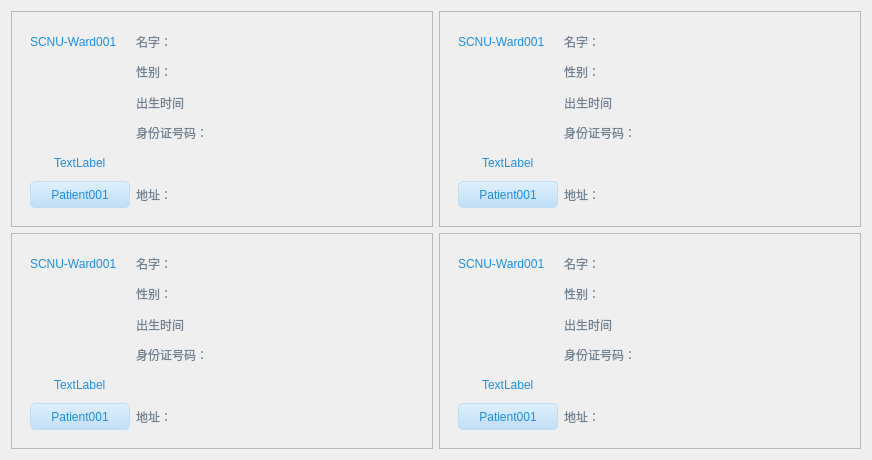
Old version of the form maincontent/controlwidget/cylindercontrol/cylinderwidget.ui in the repository Stefan-China/SCNU-NuresManager.
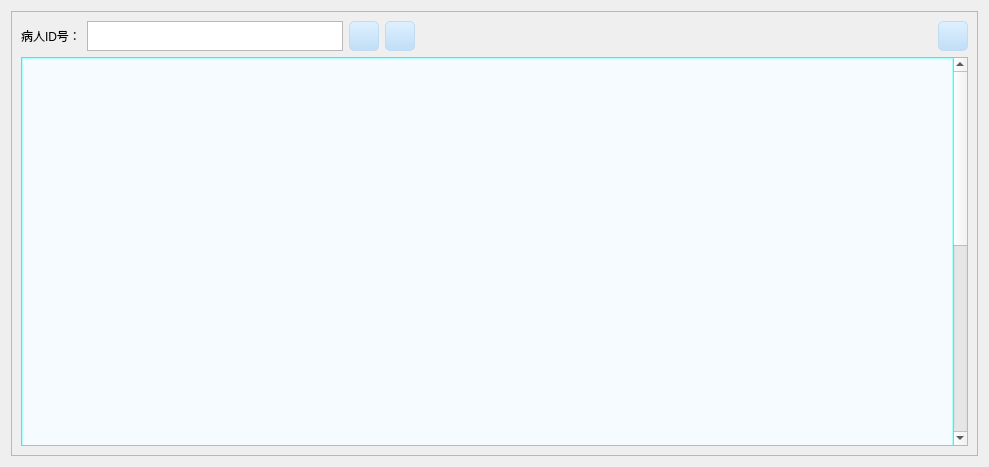
New version of the form. Icons and pictures are not drawn.

```diff
--- a/maincontent/controlwidget/cylindercontrol/cylinderwidget.ui
+++ b/maincontent/controlwidget/cylindercontrol/cylinderwidget.ui
@@ -6,8 +6,8 @@
    <rect>
     <x>0</x>
     <y>0</y>
-    <width>816</width>
-    <height>460</height>
+    <width>989</width>
+    <height>467</height>
    </rect>
   </property>
   <property name="windowTitle">
@@ -18,455 +18,76 @@
   </property>
   <layout class="QGridLayout" name="gridLayout_19">
    <item row="0" column="0">
-    <widget class="QFrame" name="frameBackground">
-     <property name="frameShape">
-      <enum>QFrame::StyledPanel</enum>
-     </property>
-     <property name="frameShadow">
-      <enum>QFrame::Raised</enum>
-     </property>
-     <layout class="QGridLayout" name="gridLayout">
-      <item row="0" column="0">
-       <widget class="QWidget" name="widgetFirst" native="true">
-        <property name="styleSheet">
-         <string notr="true"/>
-        </property>
-        <layout class="QGridLayout" name="gridLayout_5">
-         <item row="0" column="0">
-          <widget class="QLabel" name="ward_id">
-           <property name="minimumSize">
-            <size>
-             <width>100</width>
-             <height>0</height>
-            </size>
-           </property>
-           <property name="styleSheet">
-            <string notr="true">font: 10pt &quot;迷你简行楷碑&quot;;
-color: rgb(30, 144, 225);</string>
-           </property>
-           <property name="text">
-            <string>SCNU-Ward001</string>
-           </property>
-          </widget>
-         </item>
-         <item row="0" column="2">
-          <widget class="QLabel" name="name">
-           <property name="minimumSize">
-            <size>
-             <width>200</width>
-             <height>0</height>
-            </size>
-           </property>
-           <property name="styleSheet">
-            <string notr="true">font: 12pt &quot;迷你简行楷碑&quot;;
-color: rgb(112, 128, 144);</string>
-           </property>
-           <property name="text">
-            <string/>
-           </property>
-          </widget>
-         </item>
-         <item row="2" column="2">
-          <widget class="QLabel" name="brith_data">
-           <property name="minimumSize">
-            <size>
-             <width>200</width>
-             <height>0</height>
-            </size>
-           </property>
-           <property name="styleSheet">
-            <string notr="true">
-font: 10pt &quot;Times New Roman&quot;;
-color: rgb(112, 128, 144)</string>
-           </property>
-           <property name="text">
-            <string/>
-           </property>
-          </widget>
-         </item>
-         <item row="3" column="2">
-          <widget class="QLabel" name="id_card">
-           <property name="minimumSize">
-            <size>
-             <width>200</width>
-             <height>0</height>
-            </size>
-           </property>
-           <property name="styleSheet">
-            <string notr="true">
-font: 10pt &quot;Times New Roman&quot;;color: rgb(112, 128, 144)</string>
-           </property>
-           <property name="text">
-            <string/>
-           </property>
-          </widget>
-         </item>
-         <item row="1" column="2">
-          <widget class="QLabel" name="sex">
-           <property name="minimumSize">
-            <size>
-             <width>200</width>
-             <height>0</height>
-            </size>
-           </property>
-           <property name="styleSheet">
-            <string notr="true">font: 12pt &quot;迷你简行楷碑&quot;;
-color: rgb(112, 128, 144)</string>
-           </property>
-           <property name="text">
-            <string/>
-           </property>
-          </widget>
-         </item>
-         <item row="1" column="0" rowspan="3">
-          <widget class="QLabel" name="Photo">
-           <property name="minimumSize">
-            <size>
-             <width>100</width>
-             <height>0</height>
-            </size>
-           </property>
-           <property name="maximumSize">
-            <size>
-             <width>100</width>
-             <height>160</height>
-            </size>
-           </property>
-           <property name="text">
-            <string/>
-           </property>
-           <property name="scaledContents">
-            <bool>true</bool>
-           </property>
-          </widget>
-         </item>
-         <item row="5" column="2">
-          <widget class="QLabel" name="address">
-           <property name="minimumSize">
-            <size>
-             <width>200</width>
-             <height>0</height>
-            </size>
-           </property>
-           <property name="styleSheet">
-            <string notr="true">font: 12pt &quot;迷你简行楷碑&quot;;
-color: rgb(112, 128, 144);</string>
-           </property>
-           <property name="text">
-            <string/>
-           </property>
-          </widget>
-         </item>
-         <item row="0" column="1">
-          <widget class="QLabel" name="label">
-           <property name="styleSheet">
-            <string notr="true">font: 12pt &quot;迷你简行楷碑&quot;;
-color: rgb(112, 128, 144);</string>
-           </property>
-           <property name="text">
-            <string>名字：</string>
-           </property>
-          </widget>
-         </item>
-         <item row="3" column="1">
-          <widget class="QLabel" name="label_4">
-           <property name="styleSheet">
-            <string notr="true">font: 12pt &quot;迷你简行楷碑&quot;;
-color: rgb(112, 128, 144);</string>
-           </property>
-           <property name="text">
-            <string>身份证号码：</string>
-           </property>
-          </widget>
-         </item>
-         <item row="2" column="1">
-          <widget class="QLabel" name="label_3">
-           <property name="styleSheet">
-            <string notr="true">font: 12pt &quot;迷你简行楷碑&quot;;
-color: rgb(112, 128, 144);</string>
-           </property>
-           <property name="text">
-            <string>出生时间</string>
-           </property>
-          </widget>
-         </item>
-         <item row="1" column="1">
-          <widget class="QLabel" name="label_2">
-           <property name="styleSheet">
-            <string notr="true">font: 12pt &quot;迷你简行楷碑&quot;;
-color: rgb(112, 128, 144);</string>
-           </property>
-           <property name="text">
-            <string>性别：</string>
-           </property>
-          </widget>
-         </item>
-         <item row="5" column="1">
-          <widget class="QLabel" name="label_5">
-           <property name="styleSheet">
-            <string notr="true">font: 12pt &quot;迷你简行楷碑&quot;;
-color: rgb(112, 128, 144);</string>
-           </property>
-           <property name="text">
-            <string>地址：</string>
-           </property>
-          </widget>
-         </item>
-         <item row="4" column="0" alignment="Qt::AlignHCenter">
-          <widget class="QLabel" name="illness">
-           <property name="styleSheet">
-            <string notr="true">font: 10pt &quot;迷你简行楷碑&quot;;
-color: rgb(30, 144, 225);</string>
-           </property>
-           <property name="text">
-            <string>TextLabel</string>
-           </property>
-          </widget>
-         </item>
-         <item row="5" column="0">
-          <widget class="QPushButton" name="pushButton">
-           <property name="styleSheet">
-            <string notr="true">
-QPushButton,.QToolButton{
-border-style:none;
-border:1px solid #C0DCF2;
-color: rgb(30, 144, 225);
-padding:5px;
-min-height:15px;
-border-radius:5px;
-background:qlineargradient(spread:pad,x1:0,y1:0,x2:0,y2:1,stop:0 #DEF0FE,stop:1 #C0DEF6);
-font: 10pt &quot;迷你简行楷碑&quot;;
-}
-
-QPushButton:hover,.QToolButton:hover{
-background:qlineargradient(spread:pad,x1:0,y1:0,x2:0,y2:1,stop:0 #F2F9FF,stop:1 #DAEFFF);
-}
-
-QPushButton:pressed,.QToolButton:pressed{
-background:qlineargradient(spread:pad,x1:0,y1:0,x2:0,y2:1,stop:0 #DEF0FE,stop:1 #C0DEF6);
-}</string>
-           </property>
-           <property name="text">
-            <string>Patient001</string>
-           </property>
-          </widget>
-         </item>
-        </layout>
-       </widget>
-      </item>
-     </layout>
-    </widget>
-   </item>
-   <item row="0" column="1">
     <widget class="QFrame" name="frameBackground_2">
+     <property name="sizePolicy">
+      <sizepolicy hsizetype="Preferred" vsizetype="Preferred">
+       <horstretch>0</horstretch>
+       <verstretch>0</verstretch>
+      </sizepolicy>
+     </property>
      <property name="frameShape">
       <enum>QFrame::StyledPanel</enum>
      </property>
      <property name="frameShadow">
       <enum>QFrame::Raised</enum>
      </property>
-     <layout class="QGridLayout" name="gridLayout_13">
+     <layout class="QGridLayout" name="gridLayout">
       <item row="0" column="0">
-       <widget class="QWidget" name="widgetFirst_7" native="true">
-        <property name="styleSheet">
-         <string notr="true"/>
-        </property>
-        <layout class="QGridLayout" name="gridLayout_14">
-         <item row="0" column="0">
-          <widget class="QLabel" name="ward_id_7">
-           <property name="minimumSize">
-            <size>
-             <width>100</width>
-             <height>0</height>
-            </size>
-           </property>
-           <property name="styleSheet">
-            <string notr="true">font: 10pt &quot;迷你简行楷碑&quot;;
-color: rgb(30, 144, 225);</string>
-           </property>
-           <property name="text">
-            <string>SCNU-Ward001</string>
-           </property>
-          </widget>
-         </item>
-         <item row="0" column="2">
-          <widget class="QLabel" name="name_7">
-           <property name="minimumSize">
-            <size>
-             <width>200</width>
-             <height>0</height>
-            </size>
-           </property>
-           <property name="styleSheet">
-            <string notr="true">font: 12pt &quot;迷你简行楷碑&quot;;
-color: rgb(112, 128, 144);</string>
-           </property>
-           <property name="text">
-            <string/>
-           </property>
-          </widget>
-         </item>
-         <item row="2" column="2">
-          <widget class="QLabel" name="brith_data_7">
-           <property name="minimumSize">
-            <size>
-             <width>200</width>
-             <height>0</height>
-            </size>
-           </property>
-           <property name="styleSheet">
-            <string notr="true">
-font: 10pt &quot;Times New Roman&quot;;
-color: rgb(112, 128, 144)</string>
-           </property>
-           <property name="text">
-            <string/>
-           </property>
-          </widget>
-         </item>
-         <item row="3" column="2">
-          <widget class="QLabel" name="id_card_7">
-           <property name="minimumSize">
-            <size>
-             <width>200</width>
-             <height>0</height>
-            </size>
-           </property>
-           <property name="styleSheet">
-            <string notr="true">
-font: 10pt &quot;Times New Roman&quot;;color: rgb(112, 128, 144)</string>
-           </property>
-           <property name="text">
-            <string/>
-           </property>
-          </widget>
-         </item>
-         <item row="1" column="2">
-          <widget class="QLabel" name="sex_7">
-           <property name="minimumSize">
-            <size>
-             <width>200</width>
-             <height>0</height>
-            </size>
-           </property>
-           <property name="styleSheet">
-            <string notr="true">font: 12pt &quot;迷你简行楷碑&quot;;
-color: rgb(112, 128, 144)</string>
-           </property>
-           <property name="text">
-            <string/>
-           </property>
-          </widget>
-         </item>
-         <item row="1" column="0" rowspan="3">
-          <widget class="QLabel" name="Photo_7">
-           <property name="minimumSize">
-            <size>
-             <width>100</width>
-             <height>0</height>
-            </size>
-           </property>
-           <property name="maximumSize">
-            <size>
-             <width>100</width>
-             <height>160</height>
-            </size>
-           </property>
-           <property name="text">
-            <string/>
-           </property>
-           <property name="scaledContents">
-            <bool>true</bool>
-           </property>
-          </widget>
-         </item>
-         <item row="5" column="2">
-          <widget class="QLabel" name="address_7">
-           <property name="minimumSize">
-            <size>
-             <width>200</width>
-             <height>0</height>
-            </size>
-           </property>
-           <property name="styleSheet">
-            <string notr="true">font: 12pt &quot;迷你简行楷碑&quot;;
-color: rgb(112, 128, 144);</string>
-           </property>
-           <property name="text">
-            <string/>
-           </property>
-          </widget>
-         </item>
-         <item row="0" column="1">
-          <widget class="QLabel" name="label_31">
-           <property name="styleSheet">
-            <string notr="true">font: 12pt &quot;迷你简行楷碑&quot;;
-color: rgb(112, 128, 144);</string>
-           </property>
-           <property name="text">
-            <string>名字：</string>
-           </property>
-          </widget>
-         </item>
-         <item row="3" column="1">
-          <widget class="QLabel" name="label_32">
-           <property name="styleSheet">
-            <string notr="true">font: 12pt &quot;迷你简行楷碑&quot;;
-color: rgb(112, 128, 144);</string>
-           </property>
-           <property name="text">
-            <string>身份证号码：</string>
-           </property>
-          </widget>
-         </item>
-         <item row="2" column="1">
-          <widget class="QLabel" name="label_33">
-           <property name="styleSheet">
-            <string notr="true">font: 12pt &quot;迷你简行楷碑&quot;;
-color: rgb(112, 128, 144);</string>
-           </property>
-           <property name="text">
-            <string>出生时间</string>
-           </property>
-          </widget>
-         </item>
-         <item row="1" column="1">
-          <widget class="QLabel" name="label_34">
-           <property name="styleSheet">
-            <string notr="true">font: 12pt &quot;迷你简行楷碑&quot;;
-color: rgb(112, 128, 144);</string>
-           </property>
-           <property name="text">
-            <string>性别：</string>
-           </property>
-          </widget>
-         </item>
-         <item row="5" column="1">
-          <widget class="QLabel" name="label_35">
-           <property name="styleSheet">
-            <string notr="true">font: 12pt &quot;迷你简行楷碑&quot;;
-color: rgb(112, 128, 144);</string>
-           </property>
-           <property name="text">
-            <string>地址：</string>
-           </property>
-          </widget>
-         </item>
-         <item row="4" column="0" alignment="Qt::AlignHCenter">
-          <widget class="QLabel" name="illness_7">
-           <property name="styleSheet">
-            <string notr="true">font: 10pt &quot;迷你简行楷碑&quot;;
-color: rgb(30, 144, 225);</string>
-           </property>
-           <property name="text">
-            <string>TextLabel</string>
-           </property>
-          </widget>
-         </item>
-         <item row="5" column="0">
-          <widget class="QPushButton" name="pushButton_5">
-           <property name="styleSheet">
-            <string notr="true">
+       <layout class="QHBoxLayout" name="horizontalLayout">
+        <item>
+         <widget class="QLabel" name="label">
+          <property name="maximumSize">
+           <size>
+            <width>16777215</width>
+            <height>30</height>
+           </size>
+          </property>
+          <property name="styleSheet">
+           <string notr="true">font: 12pt &quot;百度综艺简体&quot;;</string>
+          </property>
+          <property name="text">
+           <string>病人ID号：</string>
+          </property>
+         </widget>
+        </item>
+        <item>
+         <widget class="QTextEdit" name="textEdit_id">
+          <property name="sizePolicy">
+           <sizepolicy hsizetype="Preferred" vsizetype="Preferred">
+            <horstretch>0</horstretch>
+            <verstretch>0</verstretch>
+           </sizepolicy>
+          </property>
+          <property name="minimumSize">
+           <size>
+            <width>0</width>
+            <height>20</height>
+           </size>
+          </property>
+          <property name="maximumSize">
+           <size>
+            <width>16777215</width>
+            <height>30</height>
+           </size>
+          </property>
+         </widget>
+        </item>
+        <item>
+         <widget class="QPushButton" name="pushButton_3">
+          <property name="minimumSize">
+           <size>
+            <width>20</width>
+            <height>27</height>
+           </size>
+          </property>
+          <property name="maximumSize">
+           <size>
+            <width>30</width>
+            <height>30</height>
+           </size>
+          </property>
+          <property name="styleSheet">
+           <string notr="true">
 QPushButton,.QToolButton{
 border-style:none;
 border:1px solid #C0DCF2;
@@ -485,228 +106,38 @@
 QPushButton:pressed,.QToolButton:pressed{
 background:qlineargradient(spread:pad,x1:0,y1:0,x2:0,y2:1,stop:0 #DEF0FE,stop:1 #C0DEF6);
 }</string>
-           </property>
-           <property name="text">
-            <string>Patient001</string>
-           </property>
-          </widget>
-         </item>
-        </layout>
-       </widget>
-      </item>
-     </layout>
-    </widget>
-   </item>
-   <item row="1" column="0">
-    <widget class="QFrame" name="frameBackground_3">
-     <property name="frameShape">
-      <enum>QFrame::StyledPanel</enum>
-     </property>
-     <property name="frameShadow">
-      <enum>QFrame::Raised</enum>
-     </property>
-     <layout class="QGridLayout" name="gridLayout_15">
-      <item row="0" column="0">
-       <widget class="QWidget" name="widgetFirst_8" native="true">
-        <property name="styleSheet">
-         <string notr="true"/>
-        </property>
-        <layout class="QGridLayout" name="gridLayout_16">
-         <item row="0" column="0">
-          <widget class="QLabel" name="ward_id_8">
-           <property name="minimumSize">
-            <size>
-             <width>100</width>
-             <height>0</height>
-            </size>
-           </property>
-           <property name="styleSheet">
-            <string notr="true">font: 10pt &quot;迷你简行楷碑&quot;;
-color: rgb(30, 144, 225);</string>
-           </property>
-           <property name="text">
-            <string>SCNU-Ward001</string>
-           </property>
-          </widget>
-         </item>
-         <item row="0" column="2">
-          <widget class="QLabel" name="name_8">
-           <property name="minimumSize">
-            <size>
-             <width>200</width>
-             <height>0</height>
-            </size>
-           </property>
-           <property name="styleSheet">
-            <string notr="true">font: 12pt &quot;迷你简行楷碑&quot;;
-color: rgb(112, 128, 144);</string>
-           </property>
-           <property name="text">
-            <string/>
-           </property>
-          </widget>
-         </item>
-         <item row="2" column="2">
-          <widget class="QLabel" name="brith_data_8">
-           <property name="minimumSize">
-            <size>
-             <width>200</width>
-             <height>0</height>
-            </size>
-           </property>
-           <property name="styleSheet">
-            <string notr="true">
-font: 10pt &quot;Times New Roman&quot;;
-color: rgb(112, 128, 144)</string>
-           </property>
-           <property name="text">
-            <string/>
-           </property>
-          </widget>
-         </item>
-         <item row="3" column="2">
-          <widget class="QLabel" name="id_card_8">
-           <property name="minimumSize">
-            <size>
-             <width>200</width>
-             <height>0</height>
-            </size>
-           </property>
-           <property name="styleSheet">
-            <string notr="true">
-font: 10pt &quot;Times New Roman&quot;;color: rgb(112, 128, 144)</string>
-           </property>
-           <property name="text">
-            <string/>
-           </property>
-          </widget>
-         </item>
-         <item row="1" column="2">
-          <widget class="QLabel" name="sex_8">
-           <property name="minimumSize">
-            <size>
-             <width>200</width>
-             <height>0</height>
-            </size>
-           </property>
-           <property name="styleSheet">
-            <string notr="true">font: 12pt &quot;迷你简行楷碑&quot;;
-color: rgb(112, 128, 144)</string>
-           </property>
-           <property name="text">
-            <string/>
-           </property>
-          </widget>
-         </item>
-         <item row="1" column="0" rowspan="3">
-          <widget class="QLabel" name="Photo_8">
-           <property name="minimumSize">
-            <size>
-             <width>100</width>
-             <height>0</height>
-            </size>
-           </property>
-           <property name="maximumSize">
-            <size>
-             <width>100</width>
-             <height>160</height>
-            </size>
-           </property>
-           <property name="text">
-            <string/>
-           </property>
-           <property name="scaledContents">
-            <bool>true</bool>
-           </property>
-          </widget>
-         </item>
-         <item row="5" column="2">
-          <widget class="QLabel" name="address_8">
-           <property name="minimumSize">
-            <size>
-             <width>200</width>
-             <height>0</height>
-            </size>
-           </property>
-           <property name="styleSheet">
-            <string notr="true">font: 12pt &quot;迷你简行楷碑&quot;;
-color: rgb(112, 128, 144);</string>
-           </property>
-           <property name="text">
-            <string/>
-           </property>
-          </widget>
-         </item>
-         <item row="0" column="1">
-          <widget class="QLabel" name="label_36">
-           <property name="styleSheet">
-            <string notr="true">font: 12pt &quot;迷你简行楷碑&quot;;
-color: rgb(112, 128, 144);</string>
-           </property>
-           <property name="text">
-            <string>名字：</string>
-           </property>
-          </widget>
-         </item>
-         <item row="3" column="1">
-          <widget class="QLabel" name="label_37">
-           <property name="styleSheet">
-            <string notr="true">font: 12pt &quot;迷你简行楷碑&quot;;
-color: rgb(112, 128, 144);</string>
-           </property>
-           <property name="text">
-            <string>身份证号码：</string>
-           </property>
-          </widget>
-         </item>
-         <item row="2" column="1">
-          <widget class="QLabel" name="label_38">
-           <property name="styleSheet">
-            <string notr="true">font: 12pt &quot;迷你简行楷碑&quot;;
-color: rgb(112, 128, 144);</string>
-           </property>
-           <property name="text">
-            <string>出生时间</string>
-           </property>
-          </widget>
-         </item>
-         <item row="1" column="1">
-          <widget class="QLabel" name="label_39">
-           <property name="styleSheet">
-            <string notr="true">font: 12pt &quot;迷你简行楷碑&quot;;
-color: rgb(112, 128, 144);</string>
-           </property>
-           <property name="text">
-            <string>性别：</string>
-           </property>
-          </widget>
-         </item>
-         <item row="5" column="1">
-          <widget class="QLabel" name="label_40">
-           <property name="styleSheet">
-            <string notr="true">font: 12pt &quot;迷你简行楷碑&quot;;
-color: rgb(112, 128, 144);</string>
-           </property>
-           <property name="text">
-            <string>地址：</string>
-           </property>
-          </widget>
-         </item>
-         <item row="4" column="0" alignment="Qt::AlignHCenter">
-          <widget class="QLabel" name="illness_8">
-           <property name="styleSheet">
-            <string notr="true">font: 10pt &quot;迷你简行楷碑&quot;;
-color: rgb(30, 144, 225);</string>
-           </property>
-           <property name="text">
-            <string>TextLabel</string>
-           </property>
-          </widget>
-         </item>
-         <item row="5" column="0">
-          <widget class="QPushButton" name="pushButton_6">
-           <property name="styleSheet">
-            <string notr="true">
+          </property>
+          <property name="text">
+           <string/>
+          </property>
+          <property name="icon">
+           <iconset resource="../../../res.qrc">
+            <normaloff>:/res/res/patient_information/explore.png</normaloff>:/res/res/patient_information/explore.png</iconset>
+          </property>
+          <property name="iconSize">
+           <size>
+            <width>30</width>
+            <height>30</height>
+           </size>
+          </property>
+         </widget>
+        </item>
+        <item>
+         <widget class="QPushButton" name="pushButton_2">
+          <property name="minimumSize">
+           <size>
+            <width>20</width>
+            <height>27</height>
+           </size>
+          </property>
+          <property name="maximumSize">
+           <size>
+            <width>30</width>
+            <height>30</height>
+           </size>
+          </property>
+          <property name="styleSheet">
+           <string notr="true">
 QPushButton,.QToolButton{
 border-style:none;
 border:1px solid #C0DCF2;
@@ -725,228 +156,45 @@
 QPushButton:pressed,.QToolButton:pressed{
 background:qlineargradient(spread:pad,x1:0,y1:0,x2:0,y2:1,stop:0 #DEF0FE,stop:1 #C0DEF6);
 }</string>
-           </property>
-           <property name="text">
-            <string>Patient001</string>
-           </property>
-          </widget>
-         </item>
-        </layout>
-       </widget>
-      </item>
-     </layout>
-    </widget>
-   </item>
-   <item row="1" column="1">
-    <widget class="QFrame" name="frameBackground_4">
-     <property name="frameShape">
-      <enum>QFrame::StyledPanel</enum>
-     </property>
-     <property name="frameShadow">
-      <enum>QFrame::Raised</enum>
-     </property>
-     <layout class="QGridLayout" name="gridLayout_17">
-      <item row="0" column="0">
-       <widget class="QWidget" name="widgetFirst_9" native="true">
-        <property name="styleSheet">
-         <string notr="true"/>
-        </property>
-        <layout class="QGridLayout" name="gridLayout_18">
-         <item row="0" column="0">
-          <widget class="QLabel" name="ward_id_9">
-           <property name="minimumSize">
-            <size>
-             <width>100</width>
-             <height>0</height>
-            </size>
-           </property>
-           <property name="styleSheet">
-            <string notr="true">font: 10pt &quot;迷你简行楷碑&quot;;
-color: rgb(30, 144, 225);</string>
-           </property>
-           <property name="text">
-            <string>SCNU-Ward001</string>
-           </property>
-          </widget>
-         </item>
-         <item row="0" column="2">
-          <widget class="QLabel" name="name_9">
-           <property name="minimumSize">
-            <size>
-             <width>200</width>
-             <height>0</height>
-            </size>
-           </property>
-           <property name="styleSheet">
-            <string notr="true">font: 12pt &quot;迷你简行楷碑&quot;;
-color: rgb(112, 128, 144);</string>
-           </property>
-           <property name="text">
-            <string/>
-           </property>
-          </widget>
-         </item>
-         <item row="2" column="2">
-          <widget class="QLabel" name="brith_data_9">
-           <property name="minimumSize">
-            <size>
-             <width>200</width>
-             <height>0</height>
-            </size>
-           </property>
-           <property name="styleSheet">
-            <string notr="true">
-font: 10pt &quot;Times New Roman&quot;;
-color: rgb(112, 128, 144)</string>
-           </property>
-           <property name="text">
-            <string/>
-           </property>
-          </widget>
-         </item>
-         <item row="3" column="2">
-          <widget class="QLabel" name="id_card_9">
-           <property name="minimumSize">
-            <size>
-             <width>200</width>
-             <height>0</height>
-            </size>
-           </property>
-           <property name="styleSheet">
-            <string notr="true">
-font: 10pt &quot;Times New Roman&quot;;color: rgb(112, 128, 144)</string>
-           </property>
-           <property name="text">
-            <string/>
-           </property>
-          </widget>
-         </item>
-         <item row="1" column="2">
-          <widget class="QLabel" name="sex_9">
-           <property name="minimumSize">
-            <size>
-             <width>200</width>
-             <height>0</height>
-            </size>
-           </property>
-           <property name="styleSheet">
-            <string notr="true">font: 12pt &quot;迷你简行楷碑&quot;;
-color: rgb(112, 128, 144)</string>
-           </property>
-           <property name="text">
-            <string/>
-           </property>
-          </widget>
-         </item>
-         <item row="1" column="0" rowspan="3">
-          <widget class="QLabel" name="Photo_9">
-           <property name="minimumSize">
-            <size>
-             <width>100</width>
-             <height>0</height>
-            </size>
-           </property>
-           <property name="maximumSize">
-            <size>
-             <width>100</width>
-             <height>160</height>
-            </size>
-           </property>
-           <property name="text">
-            <string/>
-           </property>
-           <property name="scaledContents">
-            <bool>true</bool>
-           </property>
-          </widget>
-         </item>
-         <item row="5" column="2">
-          <widget class="QLabel" name="address_9">
-           <property name="minimumSize">
-            <size>
-             <width>200</width>
-             <height>0</height>
-            </size>
-           </property>
-           <property name="styleSheet">
-            <string notr="true">font: 12pt &quot;迷你简行楷碑&quot;;
-color: rgb(112, 128, 144);</string>
-           </property>
-           <property name="text">
-            <string/>
-           </property>
-          </widget>
-         </item>
-         <item row="0" column="1">
-          <widget class="QLabel" name="label_41">
-           <property name="styleSheet">
-            <string notr="true">font: 12pt &quot;迷你简行楷碑&quot;;
-color: rgb(112, 128, 144);</string>
-           </property>
-           <property name="text">
-            <string>名字：</string>
-           </property>
-          </widget>
-         </item>
-         <item row="3" column="1">
-          <widget class="QLabel" name="label_42">
-           <property name="styleSheet">
-            <string notr="true">font: 12pt &quot;迷你简行楷碑&quot;;
-color: rgb(112, 128, 144);</string>
-           </property>
-           <property name="text">
-            <string>身份证号码：</string>
-           </property>
-          </widget>
-         </item>
-         <item row="2" column="1">
-          <widget class="QLabel" name="label_43">
-           <property name="styleSheet">
-            <string notr="true">font: 12pt &quot;迷你简行楷碑&quot;;
-color: rgb(112, 128, 144);</string>
-           </property>
-           <property name="text">
-            <string>出生时间</string>
-           </property>
-          </widget>
-         </item>
-         <item row="1" column="1">
-          <widget class="QLabel" name="label_44">
-           <property name="styleSheet">
-            <string notr="true">font: 12pt &quot;迷你简行楷碑&quot;;
-color: rgb(112, 128, 144);</string>
-           </property>
-           <property name="text">
-            <string>性别：</string>
-           </property>
-          </widget>
-         </item>
-         <item row="5" column="1">
-          <widget class="QLabel" name="label_45">
-           <property name="styleSheet">
-            <string notr="true">font: 12pt &quot;迷你简行楷碑&quot;;
-color: rgb(112, 128, 144);</string>
-           </property>
-           <property name="text">
-            <string>地址：</string>
-           </property>
-          </widget>
-         </item>
-         <item row="4" column="0" alignment="Qt::AlignHCenter">
-          <widget class="QLabel" name="illness_9">
-           <property name="styleSheet">
-            <string notr="true">font: 10pt &quot;迷你简行楷碑&quot;;
-color: rgb(30, 144, 225);</string>
-           </property>
-           <property name="text">
-            <string>TextLabel</string>
-           </property>
-          </widget>
-         </item>
-         <item row="5" column="0">
-          <widget class="QPushButton" name="pushButton_7">
-           <property name="styleSheet">
-            <string notr="true">
+          </property>
+          <property name="text">
+           <string/>
+          </property>
+          <property name="icon">
+           <iconset resource="../../../res.qrc">
+            <normaloff>:/res/res/patient_information/camera.png</normaloff>:/res/res/patient_information/camera.png</iconset>
+          </property>
+          <property name="iconSize">
+           <size>
+            <width>30</width>
+            <height>30</height>
+           </size>
+          </property>
+         </widget>
+        </item>
+        <item>
+         <spacer name="horizontalSpacer">
+          <property name="orientation">
+           <enum>Qt::Horizontal</enum>
+          </property>
+          <property name="sizeHint" stdset="0">
+           <size>
+            <width>40</width>
+            <height>30</height>
+           </size>
+          </property>
+         </spacer>
+        </item>
+        <item>
+         <widget class="QPushButton" name="refresh">
+          <property name="maximumSize">
+           <size>
+            <width>30</width>
+            <height>30</height>
+           </size>
+          </property>
+          <property name="styleSheet">
+           <string notr="true">
 QPushButton,.QToolButton{
 border-style:none;
 border:1px solid #C0DCF2;
@@ -965,13 +213,104 @@
 QPushButton:pressed,.QToolButton:pressed{
 background:qlineargradient(spread:pad,x1:0,y1:0,x2:0,y2:1,stop:0 #DEF0FE,stop:1 #C0DEF6);
 }</string>
-           </property>
-           <property name="text">
-            <string>Patient001</string>
-           </property>
-          </widget>
-         </item>
-        </layout>
+          </property>
+          <property name="text">
+           <string/>
+          </property>
+          <property name="icon">
+           <iconset resource="../../../res.qrc">
+            <normaloff>:/res/res/patient_information/reflesh.png</normaloff>:/res/res/patient_information/reflesh.png</iconset>
+          </property>
+          <property name="iconSize">
+           <size>
+            <width>30</width>
+            <height>30</height>
+           </size>
+          </property>
+         </widget>
+        </item>
+       </layout>
+      </item>
+      <item row="1" column="0">
+       <widget class="QScrollArea" name="scrollArea">
+        <property name="sizePolicy">
+         <sizepolicy hsizetype="Preferred" vsizetype="Expanding">
+          <horstretch>0</horstretch>
+          <verstretch>0</verstretch>
+         </sizepolicy>
+        </property>
+        <property name="minimumSize">
+         <size>
+          <width>0</width>
+          <height>0</height>
+         </size>
+        </property>
+        <property name="maximumSize">
+         <size>
+          <width>16777215</width>
+          <height>16777215</height>
+         </size>
+        </property>
+        <property name="styleSheet">
+         <string notr="true"/>
+        </property>
+        <property name="widgetResizable">
+         <bool>true</bool>
+        </property>
+        <widget class="QWidget" name="scrollAreaWidgetContents">
+         <property name="geometry">
+          <rect>
+           <x>0</x>
+           <y>0</y>
+           <width>920</width>
+           <height>800</height>
+          </rect>
+         </property>
+         <property name="minimumSize">
+          <size>
+           <width>0</width>
+           <height>800</height>
+          </size>
+         </property>
+         <property name="maximumSize">
+          <size>
+           <width>16777215</width>
+           <height>16777215</height>
+          </size>
+         </property>
+         <property name="styleSheet">
+          <string notr="true">QLabel{
+font: 75 11pt &quot;宋体&quot;;
+color:rgb(0, 0, 0);
+}
+
+QPushButton
+{
+color: rgb(255, 255, 255);
+border-radius:5px;
+background-color:#1874CD;
+font-size:12px;
+}
+
+QPushButton:hover
+{
+color: rgb(0, 0, 0);
+border-radius:5px;
+color: rgb(0, 0, 0);
+background-color:#1C86EE;
+}
+QWidget#scrollAreaWidgetContents
+{
+
+background:transparent;border:1px solid rgb(170, 255, 255);
+background-color: #F5FBFF;
+
+}
+
+
+</string>
+         </property>
+        </widget>
        </widget>
       </item>
      </layout>
```
Left out of the diff: 4 changed lines with no effect on the pictures.
